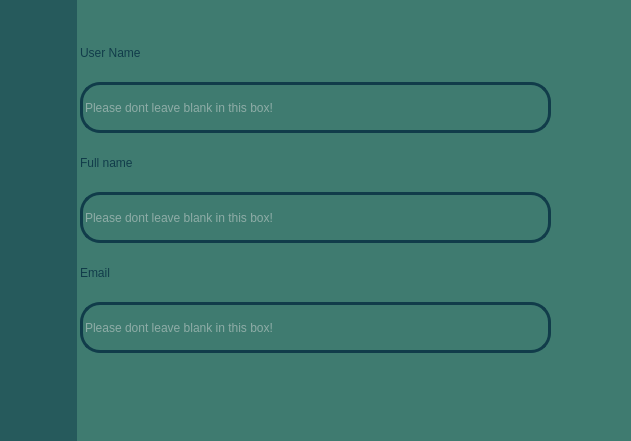
Before: the Qt Designer form main_menu_admin.ui in CrazyMeowl/Buck-Tragger-SE-Project, drawn with Qt 5; both pictures show x 173 to 804 and y 0 to 441 of the 1200 by 800 pixel window.
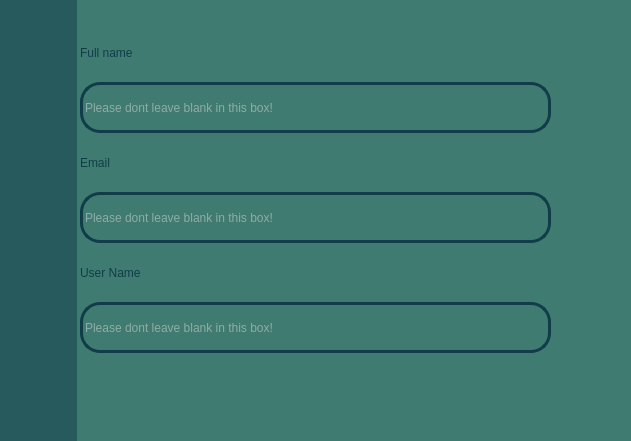
After: the same form once the commit is applied. The open tabs and pages were chosen to show the change. Icons and pictures are not drawn.

The edit to the form file:
```diff
--- a/main_menu_admin.ui
+++ b/main_menu_admin.ui
@@ -1100,7 +1100,7 @@
              <property name="geometry">
               <rect>
                <x>0</x>
-               <y>0</y>
+               <y>220</y>
                <width>211</width>
                <height>41</height>
               </rect>
@@ -1146,7 +1146,7 @@
              <property name="geometry">
               <rect>
                <x>0</x>
-               <y>110</y>
+               <y>0</y>
                <width>221</width>
                <height>41</height>
               </rect>
@@ -1163,7 +1163,7 @@
              <property name="geometry">
               <rect>
                <x>0</x>
-               <y>220</y>
+               <y>110</y>
                <width>111</width>
                <height>41</height>
               </rect>
@@ -1183,7 +1183,7 @@
              <property name="geometry">
               <rect>
                <x>0</x>
-               <y>270</y>
+               <y>160</y>
                <width>471</width>
                <height>51</height>
               </rect>
@@ -1205,7 +1205,7 @@
              <property name="geometry">
               <rect>
                <x>0</x>
-               <y>160</y>
+               <y>50</y>
                <width>471</width>
                <height>51</height>
               </rect>
@@ -1227,7 +1227,7 @@
              <property name="geometry">
               <rect>
                <x>0</x>
-               <y>50</y>
+               <y>270</y>
                <width>471</width>
                <height>51</height>
               </rect>
```
Left out of the diff: 12 changed lines with no effect on the pictures.
